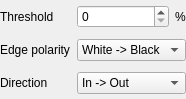
First picture: the form in AcfSln/Include/iqtipr/CCaliperParamsGuiComp.ui, repository ImagingTools/AcfPublic, before the edit.
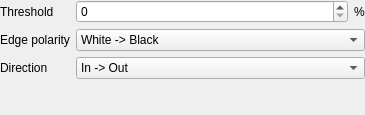
Second picture: the form after the edit.

Diff of the .ui file:
```diff
--- a/AcfSln/Include/iqtipr/CCaliperParamsGuiComp.ui
+++ b/AcfSln/Include/iqtipr/CCaliperParamsGuiComp.ui
@@ -6,16 +6,25 @@
    <rect>
     <x>0</x>
     <y>0</y>
-    <width>186</width>
-    <height>99</height>
+    <width>365</width>
+    <height>115</height>
    </rect>
   </property>
-  <layout class="QGridLayout">
-   <property name="margin">
+  <layout class="QFormLayout" name="formLayout">
+   <property name="leftMargin">
+    <number>0</number>
+   </property>
+   <property name="topMargin">
+    <number>0</number>
+   </property>
+   <property name="rightMargin">
+    <number>0</number>
+   </property>
+   <property name="bottomMargin">
     <number>0</number>
    </property>
    <item row="0" column="0">
-    <widget class="QLabel" name="label">
+    <widget class="QLabel" name="ThresholdLabel">
      <property name="sizePolicy">
       <sizepolicy hsizetype="Minimum" vsizetype="Preferred">
        <horstretch>0</horstretch>
@@ -28,6 +37,8 @@
     </widget>
    </item>
    <item row="0" column="1">
+    <layout class="QHBoxLayout" name="PercentLayout">
+     <item>
     <widget class="QSpinBox" name="ThresholdSB">
      <property name="sizePolicy">
       <sizepolicy hsizetype="Preferred" vsizetype="Fixed">
@@ -37,8 +48,8 @@
      </property>
     </widget>
    </item>
-   <item row="0" column="2">
-    <widget class="QLabel" name="label_2">
+     <item>
+      <widget class="QLabel" name="PercentLabel">
      <property name="sizePolicy">
       <sizepolicy hsizetype="Maximum" vsizetype="Preferred">
        <horstretch>0</horstretch>
@@ -50,8 +61,10 @@
      </property>
     </widget>
    </item>
+    </layout>
+   </item>
    <item row="1" column="0">
-    <widget class="QLabel" name="label_3">
+    <widget class="QLabel" name="EdgePolarityLabel">
      <property name="sizePolicy">
       <sizepolicy hsizetype="Minimum" vsizetype="Preferred">
        <horstretch>0</horstretch>
@@ -63,7 +76,7 @@
      </property>
     </widget>
    </item>
-   <item row="1" column="1" colspan="2">
+   <item row="1" column="1">
     <widget class="QComboBox" name="EdgePolarityCB">
      <property name="sizePolicy">
       <sizepolicy hsizetype="Preferred" vsizetype="Fixed">
@@ -89,7 +102,7 @@
     </widget>
    </item>
    <item row="2" column="0">
-    <widget class="QLabel" name="label_4">
+    <widget class="QLabel" name="DirectionLabel">
      <property name="sizePolicy">
       <sizepolicy hsizetype="Minimum" vsizetype="Preferred">
        <horstretch>0</horstretch>
@@ -101,7 +114,7 @@
      </property>
     </widget>
    </item>
-   <item row="2" column="1" colspan="2">
+   <item row="2" column="1">
     <widget class="QComboBox" name="DirectionCB">
      <property name="sizePolicy">
       <sizepolicy hsizetype="Preferred" vsizetype="Fixed">
```
Lines whose indentation alone changed are shown as unchanged.
